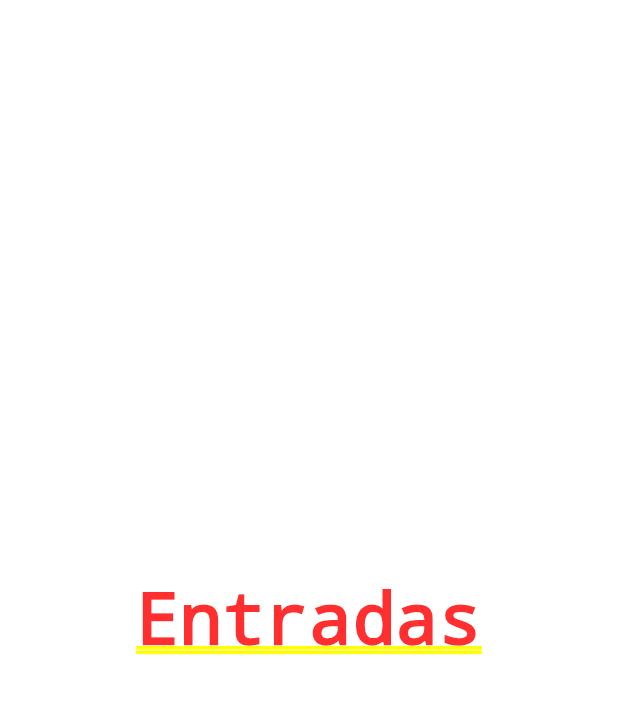
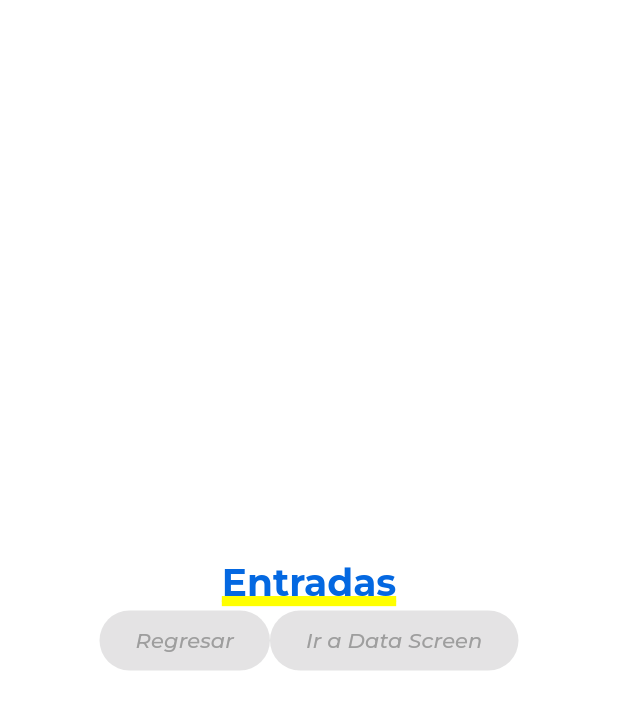
Before and after one commit to edw-perzd/componentes_flutter, a Flutter app: the screen it shows after launch, after a tap on "Entradas", on a phone screen of 412 x 824 dp. Shown: the top 710 px of the screen. Run offline on Flutter 3.47's test engine with Material 3 defaults, Android fonts, the phone set to English and light mode, and no system bars; our stand-ins replace google_fonts.

Commit message:
11 Initialing widgets with Inputs Screen

```diff
--- a/lib/screens/inputs_screen.dart
+++ b/lib/screens/inputs_screen.dart
@@ -1,4 +1,5 @@
 import 'package:flutter/material.dart';
+import 'package:practica3_componentes/themes/app_theme.dart';
 
 class InputScreen extends StatefulWidget {
   const InputScreen({super.key});
@@ -10,8 +11,31 @@ class InputScreen extends StatefulWidget {
 class _InputScreenState extends State<InputScreen> {
   @override
   Widget build(BuildContext context) {
-    return const Center(
-      child: Text('Entradas'),
+    return Column(
+      mainAxisAlignment: MainAxisAlignment.center,
+      children: [
+        Text(
+          'Entradas',
+          style: AppTheme.lightTheme.textTheme.headlineLarge,
+        ),
+        Row(
+          mainAxisAlignment: MainAxisAlignment.center,
+          children: [
+            ElevatedButton(
+                onPressed: null,
+                child: Text(
+                  'Regresar',
+                  style: AppTheme.lightTheme.textTheme.bodySmall,
+                )),
+            ElevatedButton(
+                onPressed: null,
+                child: Text(
+                  'Ir a Data Screen',
+                  style: AppTheme.lightTheme.textTheme.bodySmall,
+                ))
+          ],
+        )
+      ],
     );
   }
 }
--- a/lib/themes/app_theme.dart
+++ b/lib/themes/app_theme.dart
@@ -9,7 +9,7 @@ class AppTheme {
       scaffoldBackgroundColor: backColor,
       appBarTheme: const AppBarTheme(color: mainColor),
       textTheme: TextTheme(
-          headlineLarge: GoogleFonts.openSans(
+          headlineLarge: GoogleFonts.montserrat(
               color: mainColor,
               fontSize: 25.0,
               fontWeight: FontWeight.bold,
```
Also changed, not shown: lib/screens/data_screen.dart (added, +17 -0 lines).
